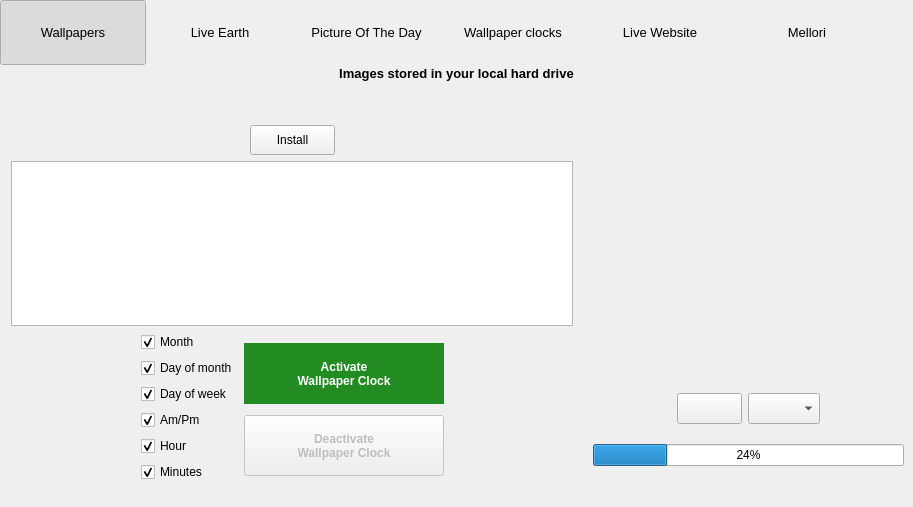
First picture: the form in src/gui/mainwindow.ui, repository LeonVitanos/Wallch, before the edit.
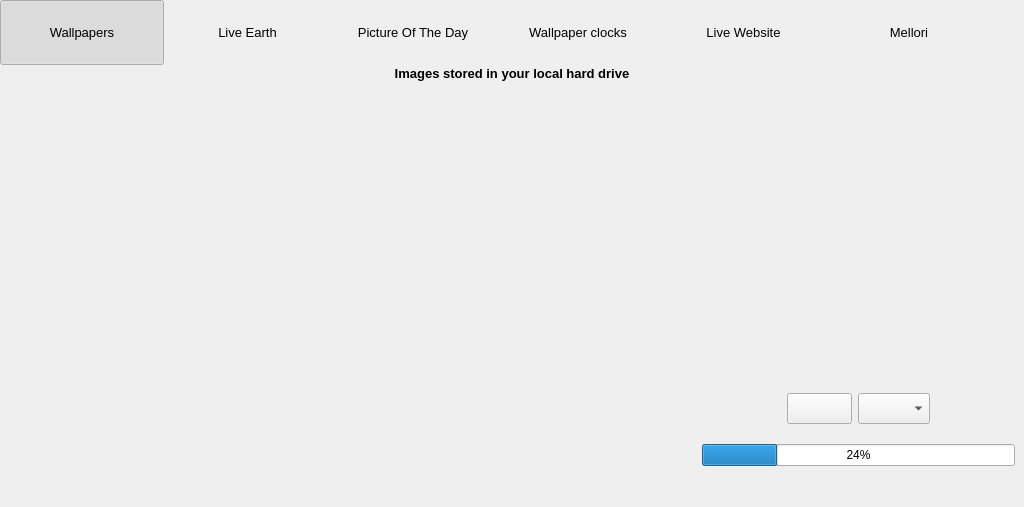
Second picture: the form after the edit. The open tabs and pages were chosen to show the change. Icons and pictures are not drawn.

Patch:
```diff
--- a/src/gui/mainwindow.ui
+++ b/src/gui/mainwindow.ui
@@ -6,7 +6,7 @@
    <rect>
     <x>0</x>
     <y>0</y>
-    <width>899</width>
+    <width>1024</width>
     <height>507</height>
    </rect>
   </property>
@@ -67,7 +67,6 @@
           <font>
            <family>Ubuntu</family>
            <pointsize>10</pointsize>
-           <weight>50</weight>
            <italic>false</italic>
            <bold>false</bold>
            <underline>false</underline>
@@ -140,7 +139,6 @@
           <font>
            <family>Ubuntu</family>
            <pointsize>10</pointsize>
-           <weight>50</weight>
            <italic>false</italic>
            <bold>false</bold>
           </font>
@@ -206,7 +204,6 @@
           <font>
            <family>Ubuntu</family>
            <pointsize>10</pointsize>
-           <weight>50</weight>
            <italic>false</italic>
            <bold>false</bold>
           </font>
@@ -278,7 +275,6 @@
           <font>
            <family>Ubuntu</family>
            <pointsize>10</pointsize>
-           <weight>50</weight>
            <italic>false</italic>
            <bold>false</bold>
           </font>
@@ -344,7 +340,6 @@
           <font>
            <family>Ubuntu</family>
            <pointsize>10</pointsize>
-           <weight>50</weight>
            <italic>false</italic>
            <bold>false</bold>
           </font>
@@ -500,7 +495,6 @@
       <property name="font">
        <font>
         <pointsize>10</pointsize>
-        <weight>75</weight>
         <bold>true</bold>
        </font>
       </property>
@@ -1958,7 +1952,6 @@
            <widget class="QLabel" name="wallpaper_clocks_source">
             <property name="font">
              <font>
-              <weight>50</weight>
               <bold>false</bold>
              </font>
             </property>
@@ -1970,388 +1963,6 @@
             </property>
            </widget>
           </item>
-          <item>
-           <spacer name="verticalSpacer_11">
-            <property name="orientation">
-             <enum>Qt::Vertical</enum>
-            </property>
-            <property name="sizeHint" stdset="0">
-             <size>
-              <width>20</width>
-              <height>40</height>
-             </size>
-            </property>
-           </spacer>
-          </item>
-          <item>
-           <layout class="QHBoxLayout" name="horizontalLayout_3">
-            <item>
-             <spacer name="horizontalSpacer_5">
-              <property name="orientation">
-               <enum>Qt::Horizontal</enum>
-              </property>
-              <property name="sizeHint" stdset="0">
-               <size>
-                <width>40</width>
-                <height>20</height>
-               </size>
-              </property>
-             </spacer>
-            </item>
-            <item>
-             <widget class="QPushButton" name="install_clock">
-              <property name="minimumSize">
-               <size>
-                <width>85</width>
-                <height>30</height>
-               </size>
-              </property>
-              <property name="focusPolicy">
-               <enum>Qt::NoFocus</enum>
-              </property>
-              <property name="toolTip">
-               <string>You can also drag&amp;drop a .wcz file to install a wallpaper clock</string>
-              </property>
-              <property name="statusTip">
-               <string>You can also drag&amp;drop a .wcz file to install a wallpaper clock</string>
-              </property>
-              <property name="text">
-               <string>Install</string>
-              </property>
-              <property name="icon">
-               <iconset theme="list-add" resource="../resources.qrc">
-                <normaloff>:/images/list-add.png</normaloff>:/images/list-add.png</iconset>
-              </property>
-              <property name="iconSize">
-               <size>
-                <width>20</width>
-                <height>20</height>
-               </size>
-              </property>
-             </widget>
-            </item>
-            <item>
-             <spacer name="horizontalSpacer_6">
-              <property name="orientation">
-               <enum>Qt::Horizontal</enum>
-              </property>
-              <property name="sizeHint" stdset="0">
-               <size>
-                <width>40</width>
-                <height>20</height>
-               </size>
-              </property>
-             </spacer>
-            </item>
-           </layout>
-          </item>
-          <item>
-           <widget class="QTableWidget" name="clocksTableWidget">
-            <property name="minimumSize">
-             <size>
-              <width>0</width>
-              <height>136</height>
-             </size>
-            </property>
-            <property name="maximumSize">
-             <size>
-              <width>16777215</width>
-              <height>420</height>
-             </size>
-            </property>
-            <property name="contextMenuPolicy">
-             <enum>Qt::CustomContextMenu</enum>
-            </property>
-            <property name="selectionMode">
-             <enum>QAbstractItemView::SingleSelection</enum>
-            </property>
-            <property name="selectionBehavior">
-             <enum>QAbstractItemView::SelectRows</enum>
-            </property>
-            <property name="showGrid">
-             <bool>false</bool>
-            </property>
-            <property name="wordWrap">
-             <bool>true</bool>
-            </property>
-            <property name="cornerButtonEnabled">
-             <bool>false</bool>
-            </property>
-            <attribute name="horizontalHeaderVisible">
-             <bool>false</bool>
-            </attribute>
-            <attribute name="horizontalHeaderCascadingSectionResizes">
-             <bool>true</bool>
-            </attribute>
-            <attribute name="horizontalHeaderDefaultSectionSize">
-             <number>88</number>
-            </attribute>
-            <attribute name="horizontalHeaderMinimumSectionSize">
-             <number>88</number>
-            </attribute>
-            <attribute name="horizontalHeaderShowSortIndicator" stdset="0">
-             <bool>false</bool>
-            </attribute>
-            <attribute name="horizontalHeaderStretchLastSection">
-             <bool>true</bool>
-            </attribute>
-            <attribute name="verticalHeaderVisible">
-             <bool>false</bool>
-            </attribute>
-            <attribute name="verticalHeaderDefaultSectionSize">
-             <number>67</number>
-            </attribute>
-            <attribute name="verticalHeaderMinimumSectionSize">
-             <number>67</number>
-            </attribute>
-            <column>
-             <property name="text">
-              <string notr="true">Default</string>
-             </property>
-            </column>
-            <column>
-             <property name="text">
-              <string notr="true">Preview</string>
-             </property>
-            </column>
-            <column>
-             <property name="text">
-              <string notr="true">Name</string>
-             </property>
-            </column>
-           </widget>
-          </item>
-          <item>
-           <layout class="QHBoxLayout" name="horizontalLayout_8">
-            <item>
-             <spacer name="horizontalSpacer_3">
-              <property name="orientation">
-               <enum>Qt::Horizontal</enum>
-              </property>
-              <property name="sizeHint" stdset="0">
-               <size>
-                <width>40</width>
-                <height>20</height>
-               </size>
-              </property>
-             </spacer>
-            </item>
-            <item>
-             <layout class="QVBoxLayout" name="verticalLayout">
-              <item>
-               <widget class="QCheckBox" name="month_checkBox">
-                <property name="focusPolicy">
-                 <enum>Qt::NoFocus</enum>
-                </property>
-                <property name="toolTip">
-                 <string>January,February...</string>
-                </property>
-                <property name="statusTip">
-                 <string>January,February...</string>
-                </property>
-                <property name="text">
-                 <string>Month</string>
-                </property>
-                <property name="checked">
-                 <bool>true</bool>
-                </property>
-               </widget>
-              </item>
-              <item>
-               <widget class="QCheckBox" name="day_month_checkBox">
-                <property name="focusPolicy">
-                 <enum>Qt::NoFocus</enum>
-                </property>
-                <property name="toolTip">
-                 <string>1-31</string>
-                </property>
-                <property name="statusTip">
-                 <string notr="true">1-31</string>
-                </property>
-                <property name="text">
-                 <string>Day of month</string>
-                </property>
-                <property name="checked">
-                 <bool>true</bool>
-                </property>
-               </widget>
-              </item>
-              <item>
-               <widget class="QCheckBox" name="day_week_checkBox">
-                <property name="focusPolicy">
-                 <enum>Qt::NoFocus</enum>
-                </property>
-                <property name="toolTip">
-                 <string>Monday,Tuesday...</string>
-                </property>
-                <property name="statusTip">
-                 <string>Monday,Tuesday...</string>
-                </property>
-                <property name="text">
-                 <string>Day of week</string>
-                </property>
-                <property name="checked">
-                 <bool>true</bool>
-                </property>
-               </widget>
-              </item>
-              <item>
-               <widget class="QCheckBox" name="am_checkBox">
-                <property name="focusPolicy">
-                 <enum>Qt::NoFocus</enum>
-                </property>
-                <property name="toolTip">
-                 <string>Am/Pm (If available)</string>
-                </property>
-                <property name="statusTip">
-                 <string notr="true">Am/Pm (If available)</string>
-                </property>
-                <property name="text">
-                 <string>Am/Pm</string>
-                </property>
-                <property name="checked">
-                 <bool>true</bool>
-                </property>
-               </widget>
-              </item>
-              <item>
-               <widget class="QCheckBox" name="hour_checkBox">
-                <property name="focusPolicy">
-                 <enum>Qt::NoFocus</enum>
-                </property>
-                <property name="toolTip">
-                 <string>1-24</string>
-                </property>
-                <property name="statusTip">
-                 <string notr="true">1-24</string>
-                </property>
-                <property name="text">
-                 <string>Hour</string>
-                </property>
-                <property name="checked">
-                 <bool>true</bool>
-                </property>
-               </widget>
-              </item>
-              <item>
-               <widget class="QCheckBox" name="minutes_checkBox">
-                <property name="focusPolicy">
-                 <enum>Qt::NoFocus</enum>
-                </property>
-                <property name="toolTip">
-                 <string>1-60</string>
-                </property>
-                <property name="statusTip">
-                 <string notr="true">1-60</string>
-                </property>
-                <property name="text">
-                 <string>Minutes</string>
-                </property>
-                <property name="checked">
-                 <bool>true</bool>
-                </property>
-               </widget>
-              </item>
-             </layout>
-            </item>
-            <item>
-             <layout class="QVBoxLayout" name="verticalLayout_4">
-              <property name="topMargin">
-               <number>6</number>
-              </property>
-              <item>
-               <widget class="QPushButton" name="activate_clock">
-                <property name="minimumSize">
-                 <size>
-                  <width>200</width>
-                  <height>61</height>
-                 </size>
-                </property>
-                <property name="font">
-                 <font>
-                  <weight>75</weight>
-                  <bold>true</bold>
-                 </font>
-                </property>
-                <property name="focusPolicy">
-                 <enum>Qt::NoFocus</enum>
-                </property>
-                <property name="toolTip">
-                 <string/>
-                </property>
-                <property name="styleSheet">
-                 <string notr="true">QPushButton:enabled {
- color: white;
- background-color:#228b22;
- border: 0px;
- }
-  
- QPushButton:enabled:hover {
- color: white;
- background-color:#27a227;
- border: 0px;}</string>
-                </property>
-                <property name="text">
-                 <string>Activate
-Wallpaper Clock</string>
-                </property>
-               </widget>
-              </item>
-              <item>
-               <widget class="QPushButton" name="deactivate_clock">
-                <property name="enabled">
-                 <bool>false</bool>
-                </property>
-                <property name="minimumSize">
-                 <size>
-                  <width>200</width>
-                  <height>61</height>
-                 </size>
-                </property>
-                <property name="font">
-                 <font>
-                  <weight>75</weight>
-                  <bold>true</bold>
-                 </font>
-                </property>
-                <property name="focusPolicy">
-                 <enum>Qt::NoFocus</enum>
-                </property>
-                <property name="styleSheet">
-                 <string notr="true">QPushButton:enabled {
- color: white;
- background-color:#aa0114;
- border: 0px;
-} 
- QPushButton:enabled:hover {
- color: white;
-background-color:#ce0018;
- border: 0px;
- }</string>
-                </property>
-                <property name="text">
-                 <string>Deactivate
-Wallpaper Clock</string>
-                </property>
-               </widget>
-              </item>
-             </layout>
-            </item>
-            <item>
-             <spacer name="horizontalSpacer_4">
-              <property name="orientation">
-               <enum>Qt::Horizontal</enum>
-              </property>
-              <property name="sizeHint" stdset="0">
-               <size>
-                <width>40</width>
-                <height>20</height>
-               </size>
-              </property>
-             </spacer>
-            </item>
-           </layout>
-          </item>
          </layout>
         </widget>
         <widget class="QWidget" name="live_website">
```
Left out of the diff: 239 changed lines with no effect on the pictures.
